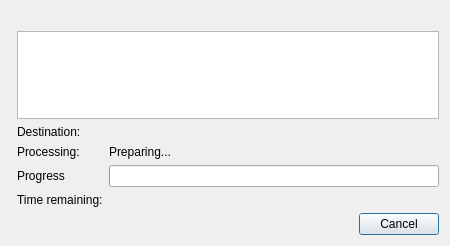
lxqt/libfm-qt, file src/file-operation-dialog.ui: the form before one commit.
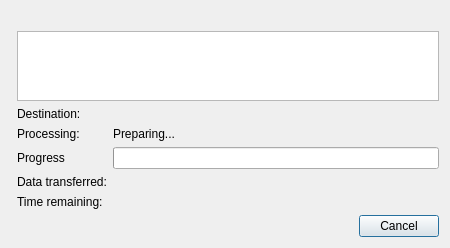
The form after the commit.

Commit message: Add data transferred to file operation dialog.

Diff of the .ui file:
```diff
--- a/src/file-operation-dialog.ui
+++ b/src/file-operation-dialog.ui
@@ -83,7 +83,7 @@
        </property>
       </widget>
      </item>
-     <item row="4" column="0">
+     <item row="5" column="0">
       <widget class="QLabel" name="label_5">
        <property name="sizePolicy">
         <sizepolicy hsizetype="Preferred" vsizetype="Preferred">
@@ -96,7 +96,7 @@
        </property>
       </widget>
      </item>
-     <item row="4" column="1">
+     <item row="5" column="1">
       <widget class="QLabel" name="timeRemaining">
        <property name="sizePolicy">
         <sizepolicy hsizetype="Preferred" vsizetype="Fixed">
@@ -119,6 +119,20 @@
        </property>
       </widget>
      </item>
+     <item row="4" column="0">
+      <widget class="QLabel" name="label_6">
+       <property name="text">
+        <string>Data transferred:</string>
+       </property>
+      </widget>
+     </item>
+     <item row="4" column="1">
+      <widget class="QLabel" name="dataTransferred">
+       <property name="text">
+        <string/>
+       </property>
+      </widget>
+     </item>
     </layout>
    </item>
    <item row="2" column="0" colspan="2">
```
The commit also changes 3 other files.
